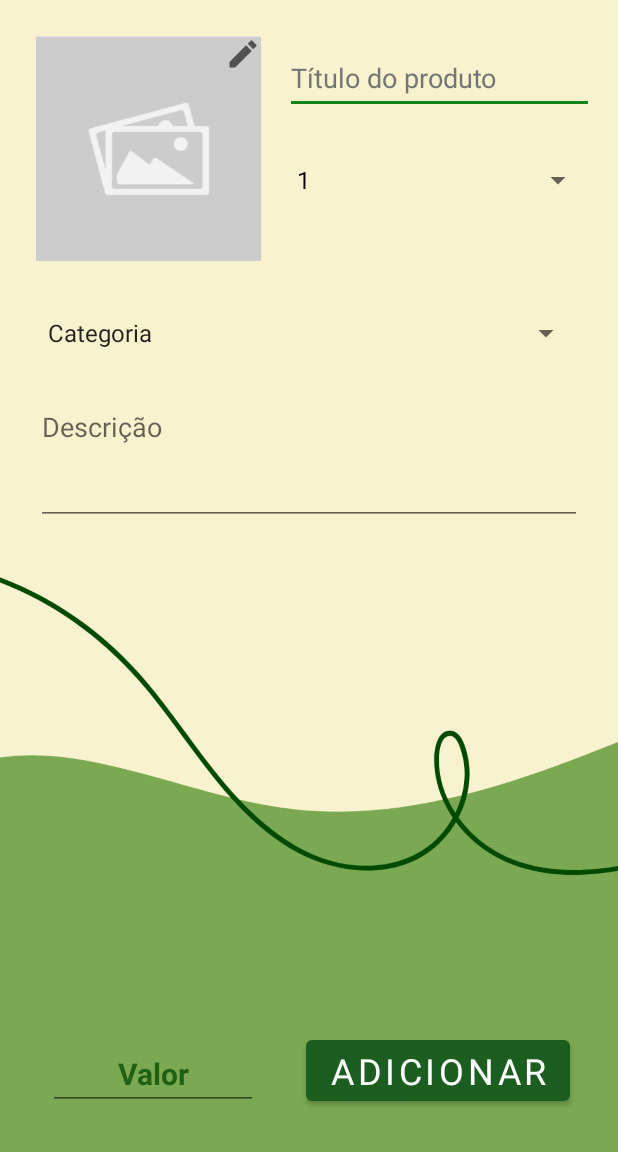
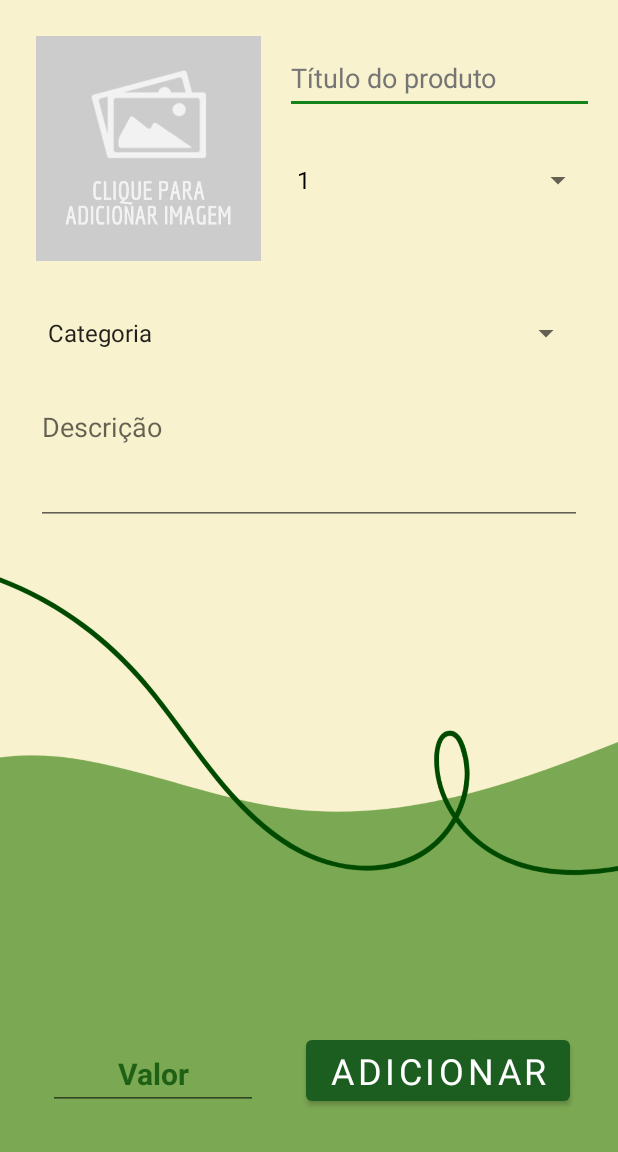
Before and after one commit to PedroHFCarvalho/Projeto_Integrador, an Android app: the screen it shows after launch (MainActivity), in the side drawer, after a tap on "Adcionar Produto", on a phone screen of 412 x 824 dp, the part 84-1236 px from its top. Run offline under Robolectric (Android 15) with nearby library versions, the phone set to English and light mode, and no system bars; our stand-ins replace Dagger/Hilt's generated code, navigation-ui; pictures from the network do not load; Roboto replaces fonts that are not available here.

Commit message:
background e icons

```diff
--- a/app/src/main/res/layout/activity_main.xml
+++ b/app/src/main/res/layout/activity_main.xml
@@ -13,7 +13,10 @@
         app:layout_constraintBottom_toBottomOf="parent"
         app:layout_constraintEnd_toEndOf="parent"
         app:layout_constraintStart_toStartOf="parent"
-        app:layout_constraintTop_toTopOf="parent">
+        app:layout_constraintTop_toTopOf="parent"
+        tools:openDrawer="start"
+        >
+
 
         <ImageView
             android:id="@+id/bgMenu"
@@ -69,5 +72,6 @@
             android:layout_gravity="start"
             app:menu="@menu/drawer_nav"
             style="@style/background"/>
+
     </androidx.drawerlayout.widget.DrawerLayout>
 </androidx.constraintlayout.widget.ConstraintLayout>
--- a/app/src/main/res/layout/fragment_listagem.xml
+++ b/app/src/main/res/layout/fragment_listagem.xml
@@ -52,14 +52,14 @@
         android:id="@+id/searchView"
         android:layout_width="match_parent"
         android:layout_height="wrap_content"
-        android:queryHint="Pesquise"
         android:layout_margin="10dp"
+        android:background="@drawable/bg_verdeclaro"
         android:iconifiedByDefault="false"
         android:orientation="horizontal"
+        android:queryHint="Pesquise"
         app:layout_constraintEnd_toEndOf="parent"
         app:layout_constraintStart_toStartOf="parent"
-        app:layout_constraintTop_toTopOf="parent"
-        android:background="@drawable/search_background"/>
+        app:layout_constraintTop_toTopOf="parent" />
 
 
 
--- a/app/src/main/res/layout/fragment_postagem.xml
+++ b/app/src/main/res/layout/fragment_postagem.xml
@@ -56,23 +56,10 @@
             app:layout_constraintStart_toStartOf="parent"
             app:layout_constraintTop_toTopOf="parent"
             app:layout_constraintVertical_bias="0.0"
-            app:srcCompat="@drawable/placeholder"
+            app:srcCompat="@drawable/imgprod"
             tools:ignore="ImageContrastCheck"
-            tools:srcCompat="@drawable/placeholder" />
+            tools:srcCompat="@drawable/imgprod" />
 
-        <ImageButton
-            android:id="@+id/imageButton"
-            android:layout_width="wrap_content"
-            android:layout_height="wrap_content"
-            android:background="#00FFFFFF"
-            android:clickable="false"
-            android:contentDescription="@string/editar"
-            android:minWidth="12dp"
-            android:minHeight="12dp"
-            app:layout_constraintEnd_toEndOf="parent"
-            app:layout_constraintTop_toTopOf="parent"
-            app:srcCompat="@drawable/ic_baseline_edit_24"
-            tools:ignore="TouchTargetSizeCheck" />
     </androidx.constraintlayout.widget.ConstraintLayout>
 
     <Spinner
```
Also changed, not shown: app/src/main/res/layout/fragment_edit_produto.xml (+2 -16 lines), app/src/main/res/layout/fragment_produto.xml (+4 -18 lines), app/src/main/res/drawable/bg_com_logo.png (added), app/src/main/res/drawable/imgprod.png (added).
